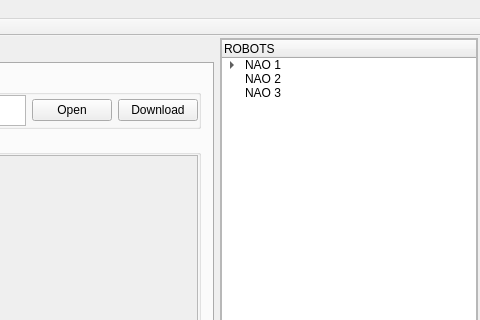
Above: supervisorio/mainwindow.ui from pedrohsreis/Supervisorio before the change; both pictures show x 395 to 875 and y 0 to 320 of the 875 by 643 pixel window. Below: the same form after it.
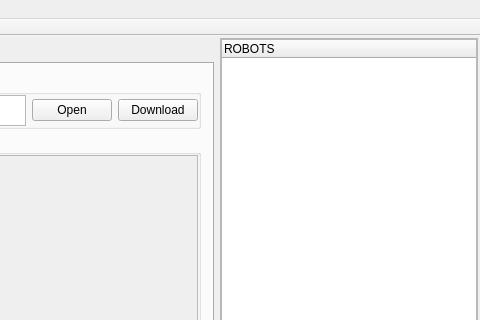
That is the form after the change. Icons and pictures are not drawn.

What changed in the file:
```diff
--- a/supervisorio/mainwindow.ui
+++ b/supervisorio/mainwindow.ui
@@ -683,26 +683,6 @@
                <string>ROBOTS</string>
               </property>
              </column>
-             <item>
-              <property name="text">
-               <string>NAO 1</string>
-              </property>
-              <item>
-               <property name="text">
-                <string>CONNECTION</string>
-               </property>
-              </item>
-             </item>
-             <item>
-              <property name="text">
-               <string>NAO 2</string>
-              </property>
-             </item>
-             <item>
-              <property name="text">
-               <string>NAO 3</string>
-              </property>
-             </item>
             </widget>
            </item>
           </layout>
```
